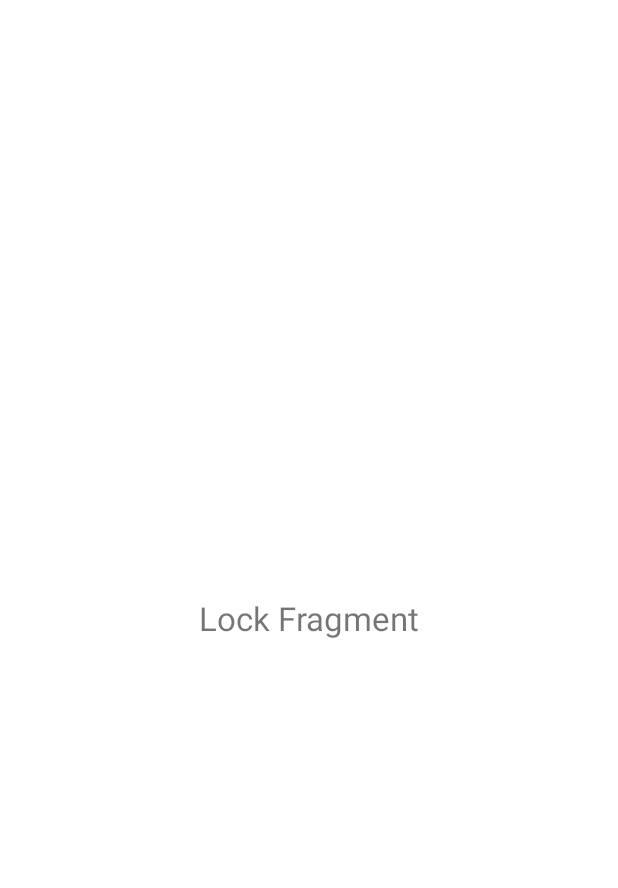
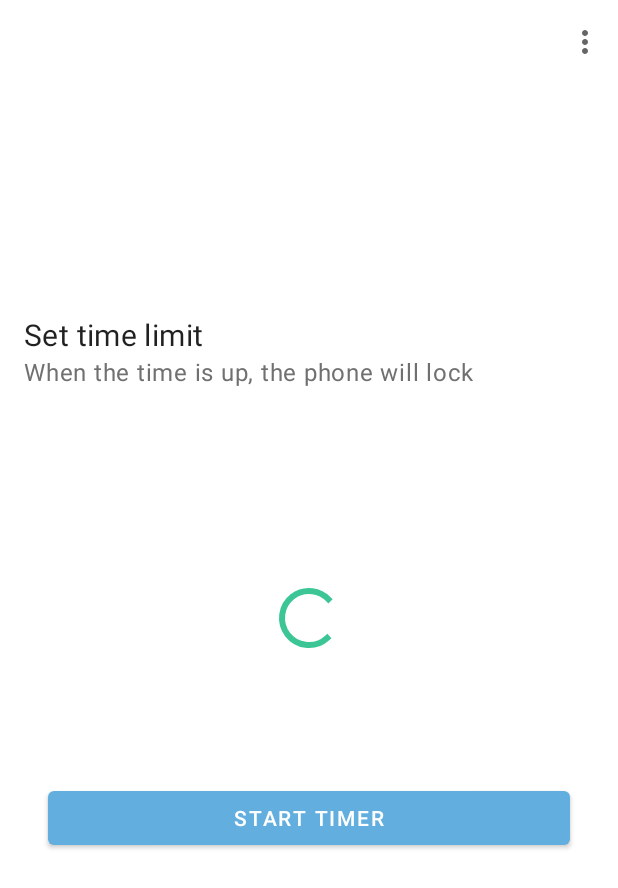
Before and after one commit to MahmoodAliL/Kids-phone-limit, an Android app: the screen it shows after launch (MainActivity), on a phone screen of 412 x 824 dp. Before the commit the part shown is almost empty. Shown: the top 888 px of the screen. Run offline under Robolectric (Android 15) with nearby library versions, the phone set to English and light mode, and no system bars.

Commit message:
init design  homeFragment

```diff
--- a/app/src/main/java/com/teaml/kidsphonelimit/ui/home/HomeFragment.kt
+++ b/app/src/main/java/com/teaml/kidsphonelimit/ui/home/HomeFragment.kt
@@ -3,10 +3,13 @@ package com.teaml.kidsphonelimit.ui.home
 import androidx.lifecycle.ViewModelProviders
 import android.os.Bundle
 import android.view.*
+import android.widget.NumberPicker
 import androidx.appcompat.app.AppCompatActivity
 import androidx.fragment.app.Fragment
+import androidx.recyclerview.widget.LinearLayoutManager
 
 import com.teaml.kidsphonelimit.R
+import com.teaml.kidsphonelimit.ui.home.adapter.MinutesAdapter
 import kotlinx.android.synthetic.main.home_fragment.*
 
 class HomeFragment : Fragment() {
@@ -20,6 +23,8 @@ class HomeFragment : Fragment() {
     override fun onCreate(savedInstanceState: Bundle?) {
         super.onCreate(savedInstanceState)
         setHasOptionsMenu(true)
+
+
     }
 
     override fun onCreateView(
@@ -39,6 +44,15 @@ class HomeFragment : Fragment() {
         super.onViewCreated(view, savedInstanceState)
         (activity as? AppCompatActivity)?.setSupportActionBar(toolbar)
 
+        minute_picker.maxValue = 59
+        minute_picker.minValue = 1
+
+        minute_picker.setFormatter { value ->
+            String.format("%02d", value)
+        }
+
+        /*   recycler_view.adapter = MinutesAdapter()
+           recycler_view.layoutManager = LinearLayoutManager(context)*/
     }
 
     override fun onCreateOptionsMenu(menu: Menu, inflater: MenuInflater) {
--- a/app/src/main/res/layout/home_fragment.xml
+++ b/app/src/main/res/layout/home_fragment.xml
@@ -8,21 +8,108 @@
 
     <androidx.appcompat.widget.Toolbar
         android:id="@+id/toolbar"
-        android:layout_width="match_parent"
+        android:layout_width="0dp"
         android:layout_height="wrap_content"
-        app:title=" "
         app:layout_constraintEnd_toEndOf="parent"
         app:layout_constraintStart_toStartOf="parent"
-        app:layout_constraintTop_toTopOf="parent" />
+        app:layout_constraintTop_toTopOf="parent"
+        app:title=" " />
+
+    <com.google.android.material.textview.MaterialTextView
+        android:id="@+id/title_tv"
+        android:layout_width="wrap_content"
+        android:layout_height="wrap_content"
+        android:fontFamily="sans-serif"
+        android:text="@string/set_time_limit"
+        android:textAppearance="@style/TextAppearance.MaterialComponents.Headline6"
+        android:textStyle="normal"
+        app:layout_constraintBottom_toTopOf="@+id/description_tv"
+        app:layout_constraintStart_toStartOf="@+id/star_vertical_guideline"
+        app:layout_constraintTop_toBottomOf="@+id/toolbar"
+        app:layout_constraintVertical_bias="0.5"
+        app:layout_constraintVertical_chainStyle="packed" />
+
+    <com.google.android.material.textview.MaterialTextView
+        android:id="@+id/description_tv"
+        android:layout_width="wrap_content"
+        android:layout_height="wrap_content"
+        android:text="@string/when_the_time_is_up_the_phone_will_lock"
+        android:textAppearance="@style/TextAppearance.MaterialComponents.Body1"
+        android:textColor="#707070"
+        app:layout_constraintBottom_toTopOf="@+id/minute_tv"
+        app:layout_constraintStart_toStartOf="@+id/star_vertical_guideline"
+        app:layout_constraintTop_toBottomOf="@+id/title_tv" />
+
+    <com.google.android.material.textview.MaterialTextView
+        android:id="@+id/minute_tv"
+        android:layout_width="wrap_content"
+        android:layout_height="wrap_content"
+        android:layout_marginBottom="@dimen/margin_medium"
+        android:fontFamily="sans-serif"
+        android:text="@string/minutes"
+        android:textAppearance="@style/TextAppearance.MaterialComponents.Headline6"
+        app:layout_constraintBottom_toTopOf="@+id/minute_picker"
+        app:layout_constraintEnd_toStartOf="@+id/end_vertical_guideline"
+        app:layout_constraintHorizontal_bias="0.5"
+        app:layout_constraintStart_toStartOf="@+id/star_vertical_guideline" />
 
 
-    <com.google.android.material.button.MaterialButton
-        android:id="@+id/navigation_to_lock_fragment_btn"
+    <NumberPicker
+        android:id="@+id/minute_picker"
         android:layout_width="wrap_content"
         android:layout_height="wrap_content"
-        android:text="@string/app_name"
+        android:theme="@style/Widget.AppTheme.NumberPicker"
         app:layout_constraintBottom_toBottomOf="parent"
-        app:layout_constraintEnd_toEndOf="parent"
-        app:layout_constraintStart_toStartOf="parent" />
+        app:layout_constraintEnd_toStartOf="@+id/end_vertical_guideline"
+        app:layout_constraintStart_toStartOf="@+id/star_vertical_guideline"
+        app:layout_constraintTop_toTopOf="parent"
+        tools:itemCount="3"
+        tools:listitem="@layout/rv_item_minute" />
+
+    <ProgressBar
+        android:id="@+id/progressbar"
+        android:layout_width="wrap_content"
+        android:layout_height="wrap_content"
+        android:theme="@style/Widget.AppTheme.NumberPicker"
+        app:layout_constraintBottom_toBottomOf="parent"
+        app:layout_constraintEnd_toStartOf="@+id/end_vertical_guideline"
+        app:layout_constraintStart_toStartOf="@+id/star_vertical_guideline"
+        app:layout_constraintTop_toTopOf="parent"
+        tools:itemCount="3"
+        tools:listitem="@layout/rv_item_minute" />
+
+    <androidx.constraintlayout.widget.Group
+        android:layout_width="wrap_content"
+        android:layout_height="wrap_content"
+        app:constraint_referenced_ids="minute_picker, minute_tv"
+        android:visibility="gone"/>
+
+    <com.google.android.material.button.MaterialButton
+        android:id="@+id/start_timer_btn"
+        android:layout_width="0dp"
+        android:layout_height="wrap_content"
+        android:layout_marginStart="@dimen/margin_medium"
+        android:layout_marginEnd="@dimen/margin_medium"
+        android:text="@string/start_timer"
+        app:layout_constraintBottom_toBottomOf="parent"
+        app:layout_constraintEnd_toEndOf="@id/end_vertical_guideline"
+        app:layout_constraintHorizontal_bias="0.0"
+        app:layout_constraintStart_toStartOf="@id/star_vertical_guideline"
+        app:layout_constraintTop_toBottomOf="@+id/minute_picker"
+        app:layout_constraintVertical_bias="0.3" />
+
+    <androidx.constraintlayout.widget.Guideline
+        android:id="@+id/star_vertical_guideline"
+        android:layout_width="wrap_content"
+        android:layout_height="wrap_content"
+        android:orientation="vertical"
+        app:layout_constraintGuide_begin="16dp" />
+
+    <androidx.constraintlayout.widget.Guideline
+        android:id="@+id/end_vertical_guideline"
+        android:layout_width="wrap_content"
+        android:layout_height="wrap_content"
+        android:orientation="vertical"
+        app:layout_constraintGuide_end="16dp" />
 
 </androidx.constraintlayout.widget.ConstraintLayout>
--- a/app/src/main/res/navigation/nav_graph.xml
+++ b/app/src/main/res/navigation/nav_graph.xml
@@ -3,7 +3,7 @@
     xmlns:app="http://schemas.android.com/apk/res-auto"
     xmlns:tools="http://schemas.android.com/tools"
     android:id="@+id/navigation"
-    app:startDestination="@id/lockFragment">
+    app:startDestination="@id/homeFragment">
 
     <fragment
         android:id="@+id/homeFragment"
--- /dev/null
+++ b/app/src/main/res/values/dimens.xml
@@ -0,0 +1,5 @@
+<?xml version="1.0" encoding="utf-8"?>
+<resources>
+    <dimen name="margin_large">32dp</dimen>
+    <dimen name="margin_medium">16dp</dimen>
+</resources>
--- a/app/src/main/res/values/strings.xml
+++ b/app/src/main/res/values/strings.xml
@@ -1,4 +1,8 @@
 <resources>
-    <string name="app_name">Kids phone limit</string>
+    <string name="app_name" translatable="false">Kids phone limit</string>
     <string name="about">About</string>
+    <string name="set_time_limit">Set time limit</string>
+    <string name="when_the_time_is_up_the_phone_will_lock">When the time is up, the phone will lock</string>
+    <string name="start_timer">Start Timer</string>
+    <string name="minutes">Minutes</string>
 </resources>
--- a/app/src/main/res/values/styles.xml
+++ b/app/src/main/res/values/styles.xml
@@ -4,4 +4,10 @@
         <item name="backgroundTint">?attr/colorPrimaryVariant</item>
     </style>
 
+    <style name="Widget.AppTheme.NumberPicker" parent="AppTheme">
+        <item name="colorControlNormal">@android:color/transparent</item>
+        <item name="android:textColorPrimary">?attr/colorSecondary</item>
+        <item name="android:textSize">38sp</item>
+    </style>
+
 </resources>
```
Also changed, not shown: app/src/main/java/com/teaml/kidsphonelimit/ui/home/adapter/MinutesAdapter.kt (added, +37 -0 lines), app/src/main/res/layout/rv_item_minute.xml (added, +19 -0 lines), 1 other file.
